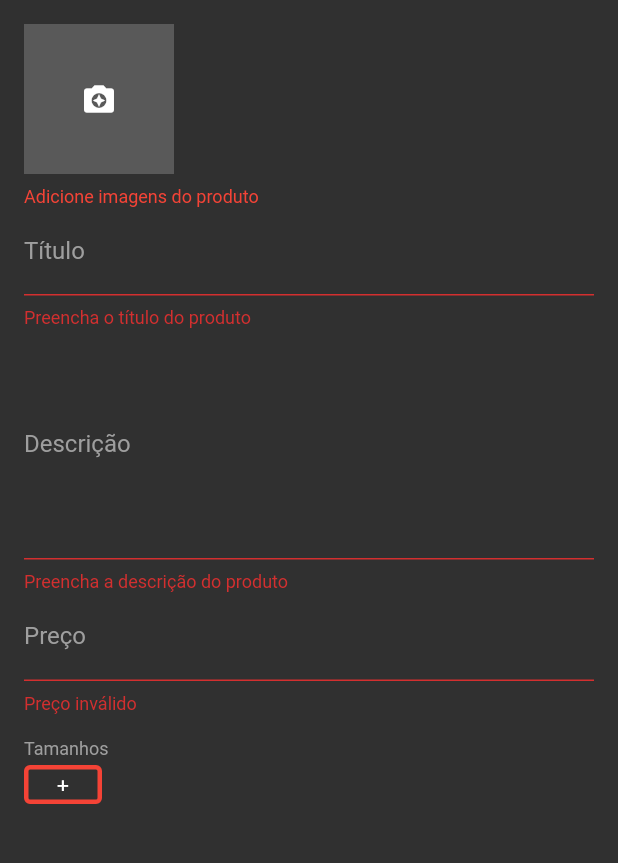
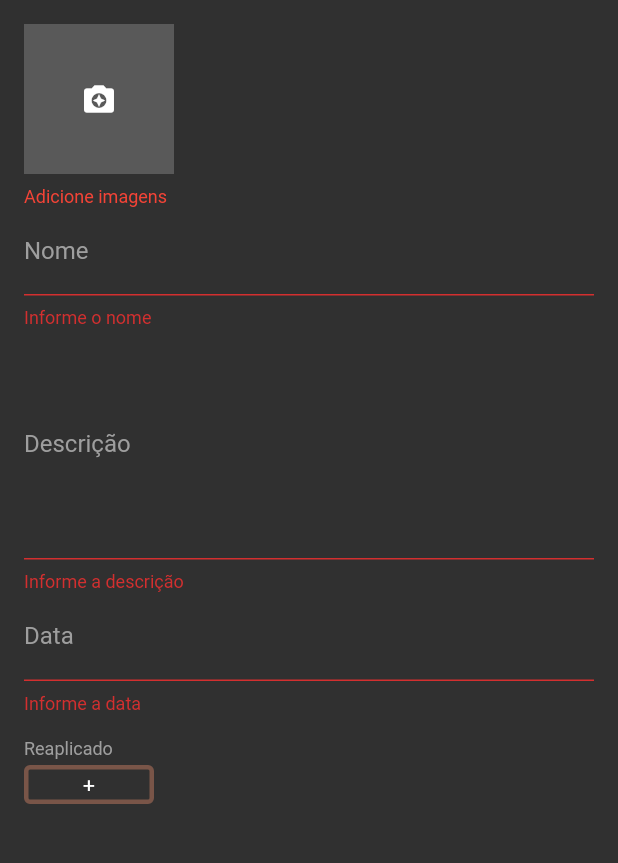
Before and after one commit to Tarssila/PetCareFinal, a Flutter app: the ProductScreen screen opened directly, after a tap on the "save" icon, on a phone screen of 412 x 824 dp, the part 129-992 px from its top. Run offline on Flutter 3.47's test engine with Material 2 defaults, Android fonts, the phone set to English and light mode, and no system bars; our stand-ins replace cloud_firestore, firebase_auth, firebase_storage, image_cropper, image_picker, rxdart and 1 more; missing offline and left inert: bloc_pattern; accounts and stored records are empty.

Commit message:
Campo data em string tudo funcionando

```diff
--- a/lib/blocs/product_bloc.dart
+++ b/lib/blocs/product_bloc.dart
@@ -22,12 +22,12 @@ class ProductBloc extends BlocBase {
     if(product != null){
       unsavedData = Map.of(product.data);
       unsavedData["images"] = List.of(product.data["images"]);
-      unsavedData["sizes"] = List.of(product.data["sizes"]);
+      unsavedData["reapplied"] = List.of(product.data["reapplied"]);
 
       _createdController.add(true);
     } else {
       unsavedData = {
-        "title": null, "description": null, "price": null, "images": [], "sizes": []
+        "name": null, "description": null, "date": null, "images": [], "reapplied": []
       };
 
       _createdController.add(false);
@@ -36,24 +36,24 @@ class ProductBloc extends BlocBase {
     _dataController.add(unsavedData);
   }
 
-  void saveTitle(String title){
-    unsavedData["title"] = title;
+  void saveName(String name){
+    unsavedData["name"] = name;
   }
 
   void saveDescription(String description){
     unsavedData["description"] = description;
   }
 
-  void savePrice(String price){
-    unsavedData["price"] = double.parse(price);
+  void saveDate(String date){
+    unsavedData["date"] = date;
   }
 
   void saveImages(List images){
     unsavedData["images"] = images;
   }
 
-  void saveSizes(List sizes){
-    unsavedData["sizes"] = sizes;
+  void saveReapplied(List reapplied){
+    unsavedData["reapplied"] = reapplied;
   }
 
   Future<bool> saveProduct() async {
--- a/lib/screens/product_screen.dart
+++ b/lib/screens/product_screen.dart
@@ -112,11 +112,11 @@ class _ProductScreenState extends State<ProductScreen> with ProductValidator {
                         validator: validateImages,
                       ),
                       TextFormField(
-                        initialValue: snapshot.data["title"],
+                        initialValue: snapshot.data["name"],
                         style: _fieldStyle,
-                        decoration: _buildDecoration("Título"),
-                        onSaved: _productBloc.saveTitle,
-                        validator: validateTitle,
+                        decoration: _buildDecoration("Nome"),
+                        onSaved: _productBloc.saveName,
+                        validator: validateName,
                       ),
                       TextFormField(
                         initialValue: snapshot.data["description"],
@@ -127,16 +127,15 @@ class _ProductScreenState extends State<ProductScreen> with ProductValidator {
                         validator: validateDescription,
                       ),
                       TextFormField(
-                        initialValue: snapshot.data["price"]?.toStringAsFixed(2),
+                        initialValue: snapshot.data["date"],
                         style: _fieldStyle,
-                        decoration: _buildDecoration("Preço"),
-                        keyboardType: TextInputType.numberWithOptions(decimal: true),
-                        onSaved: _productBloc.savePrice,
-                        validator: validatePrice,
+                        decoration: _buildDecoration("Data"),
+                        onSaved: _productBloc.saveDate,
+                        validator: validateDate,
                       ),
                       SizedBox(height: 16,),
                       Text(
-                        "Tamanhos",
+                        "Reaplicado",
                         style: TextStyle(
                             color: Colors.grey,
                             fontSize: 12
@@ -144,11 +143,11 @@ class _ProductScreenState extends State<ProductScreen> with ProductValidator {
                       ),
                       ProductSizes(
                         context: context,
-                        initialValue: snapshot.data["sizes"],
-                        onSaved: _productBloc.saveSizes,
-                        validator: (s){
-                          if(s.isEmpty) return "";
-                        },
+                        initialValue: snapshot.data["reapplied"],
+                        onSaved: _productBloc.saveReapplied,
+//                        validator: (s){
+//                          if(s.isEmpty) return "";
+//                        },
                       )
                     ],
                   );
--- a/lib/tiles/category_tile.dart
+++ b/lib/tiles/category_tile.dart
@@ -44,9 +44,9 @@ class CategoryTile extends StatelessWidget {
                       leading: CircleAvatar(
                         backgroundImage: NetworkImage(doc.data["images"][0]),
                       ),
-                      title: Text(doc.data["title"]),
+                      title: Text(doc.data["name"]),
                       trailing: Text(
-                          "R\$${doc.data["price"].toStringAsFixed(2)}"
+                          doc.data["date"]
                       ),
                       onTap: (){
                         Navigator.of(context).push(
--- a/lib/validators/product_validator.dart
+++ b/lib/validators/product_validator.dart
@@ -1,28 +1,22 @@
 class ProductValidator {
 
   String validateImages(List images){
-    if(images.isEmpty) return "Adicione imagens do produto";
+    if(images.isEmpty) return "Adicione imagens";
     return null;
   }
 
-  String validateTitle(String text){
-    if(text.isEmpty) return "Preencha o título do produto";
+  String validateName(String text){
+    if(text.isEmpty) return "Informe o nome";
     return null;
   }
 
   String validateDescription(String text){
-    if(text.isEmpty) return "Preencha a descrição do produto";
+    if(text.isEmpty) return "Informe a descrição";
     return null;
   }
 
-  String validatePrice(String text){
-    double price = double.tryParse(text);
-    if(price != null){
-      if(!text.contains(".") || text.split(".")[1].length != 2)
-        return "Utilize 2 casas decimais";
-    } else {
-      return "Preço inválido";
-    }
+  String validateDate(String text){
+    if(text.isEmpty) return "Informe a data";
     return null;
   }
 
--- a/lib/widgets/add_size_dialog.dart
+++ b/lib/widgets/add_size_dialog.dart
@@ -19,7 +19,7 @@ class AddSizeDialog extends StatelessWidget {
               alignment: Alignment.centerRight,
               child: FlatButton(
                 child: Text("Add"),
-                textColor: Colors.pinkAccent,
+                textColor: Colors.brown,
                 onPressed: (){
                   Navigator.of(context).pop(_controller.text);
                 },
--- a/lib/widgets/product_sizes.dart
+++ b/lib/widgets/product_sizes.dart
@@ -22,7 +22,7 @@ class ProductSizes extends FormField<List> {
           gridDelegate: SliverGridDelegateWithFixedCrossAxisCount(
             crossAxisCount: 1,
             mainAxisSpacing: 8,
-            childAspectRatio: 0.5
+            childAspectRatio: 0.3
           ),
           children: state.value.map(
               (s){
@@ -56,7 +56,7 @@ class ProductSizes extends FormField<List> {
                 decoration: BoxDecoration(
                     borderRadius: BorderRadius.all(Radius.circular(4)),
                     border: Border.all(
-                        color: state.hasError ? Colors.red : Colors.pinkAccent,
+                        color: state.hasError ? Colors.red : Colors.brown,
                         width: 3
                     )
                 ),
```
Also changed, not shown: lib/datas/cart_product.dart (deleted, +0 -36 lines), lib/datas/product_data.dart (deleted, +0 -33 lines).
